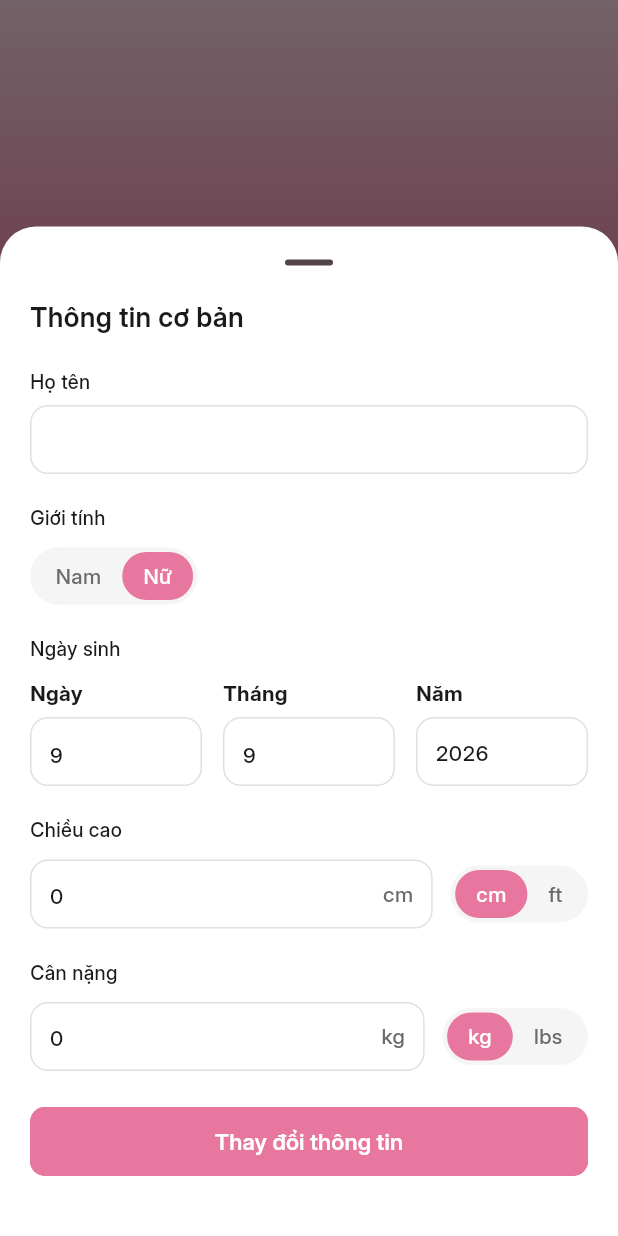
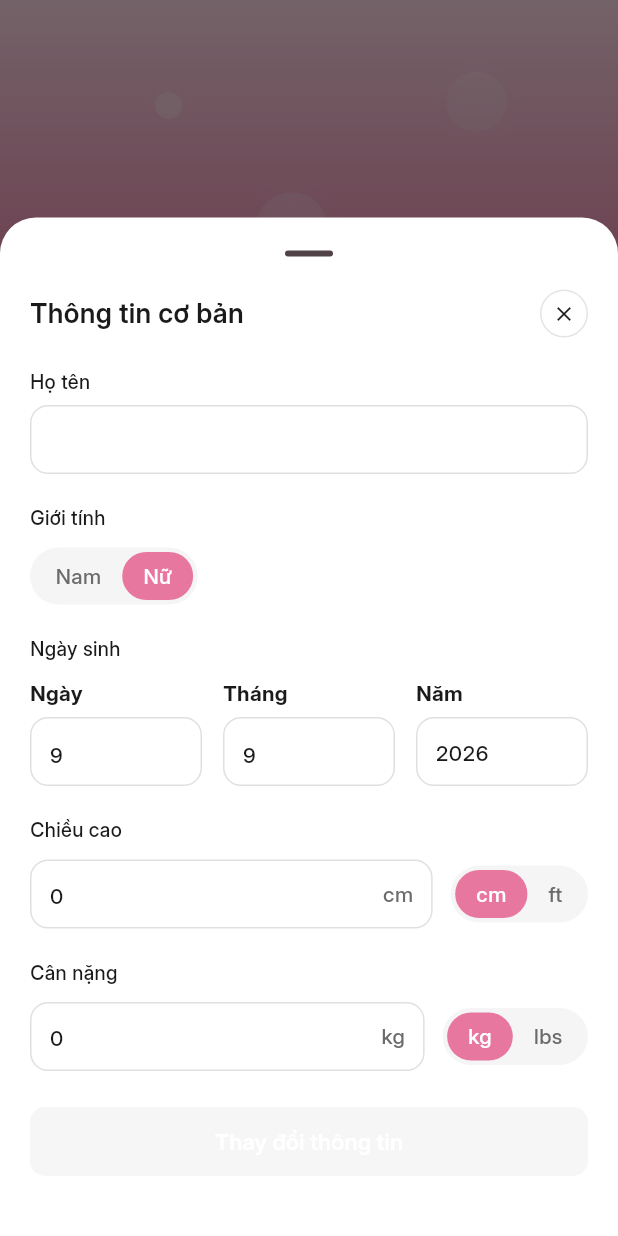
Before and after one commit to huynh-dang187/HealthLife, a Flutter app: the ProfileScreen screen opened directly, after a tap on "Thông tin cơ bản", on a phone screen of 412 x 824 dp. Run offline on Flutter 3.47's test engine with Material 3 defaults, Android fonts, the phone set to English and light mode, and no system bars; our stand-ins replace cached_network_image, cloud_firestore, easy_localization, equatable, firebase_auth, firebase_core and 14 more; missing offline and left inert: liquid_glass_renderer, webfeed_revised; accounts and stored records are empty.

Commit message:
fix and feat: cover blocprovider avoid use multibloc , update animated for banner in profile_screen

```diff
--- a/lib/src/features/profile/presentation/cubit/changeProfile/change_profile_cubit.dart
+++ b/lib/src/features/profile/presentation/cubit/changeProfile/change_profile_cubit.dart
@@ -11,8 +11,39 @@ import 'change_profile_state.dart';
 
 class ChangeProfileCubit extends Cubit<ChangeProfileState> {
   ChangeProfileCubit(this._repository, {UserModel? user})
-    : super(ChangeProfileState.fromUser(user)) {
+    : _initDisplayName = user?.displayName ?? '',
+      _initGender = Gender.values.firstWhere(
+        (g) => g.value == user?.gender,
+        orElse: () => Gender.male,
+      ),
+      _initDob = user?.dateOfBirth,
+      _initHeightCm = user?.height?.round() ?? 160,
+      _initWeightKg = user?.weight ?? 50,
+      super(ChangeProfileState.fromUser(user)) {
     _syncControllers();
+  }
+
+  final String _initDisplayName;
+  final Gender _initGender;
+  final DateTime? _initDob;
+  final int _initHeightCm;
+  final double _initWeightKg;
+
+  /// Có thay đổi nào so với dữ liệu gốc trên Firestore hay không.
+  bool get hasChanges {
+    final dob = buildDate();
+    final sameName = state.displayName.trim() == _initDisplayName.trim();
+    final sameGender = state.gender == _initGender;
+    final sameDob =
+        (dob == null && _initDob == null) ||
+        (dob != null &&
+            _initDob != null &&
+            dob.year == _initDob.year &&
+            dob.month == _initDob.month &&
+            dob.day == _initDob.day);
+    final sameHeight = state.heightCm == _initHeightCm;
+    final sameWeight = (state.weightKg - _initWeightKg).abs() < 0.001;
+    return !(sameName && sameGender && sameDob && sameHeight && sameWeight);
   }
 
   static const double cmPerFt = 30.48;
--- a/lib/src/features/profile/presentation/cubit/profile/profile_screen_cubit.dart
+++ b/lib/src/features/profile/presentation/cubit/profile/profile_screen_cubit.dart
@@ -5,8 +5,36 @@ import 'package:healthlife/src/shared/enums/bloc_status.dart';
 
 import 'profile_screen_state.dart';
 
+/// Một bong bóng trang trí trong banner. Vị trí ngang theo fraction (0..1),
+/// dịch chuyển tại widget dựa trên [duration]/[delay] tính bằng giây.
+class ProfileBubble {
+  const ProfileBubble({
+    required this.x,
+    required this.size,
+    required this.duration,
+    required this.delay,
+    required this.alpha,
+  });
+
+  final double x;
+  final double size;
+  final double duration;
+  final double delay;
+  final double alpha;
+}
+
 class ProfileScreenCubit extends Cubit<ProfileScreenState> {
   ProfileScreenCubit() : super(const ProfileScreenState());
+
+  /// Config bong bóng banner: logic tại đây, widget chỉ render theo thời gian.
+  List<ProfileBubble> get bubbles => const [
+    ProfileBubble(x: 0.12, size: 34, duration: 2, delay: 0, alpha: 0.22),
+    ProfileBubble(x: 0.28, size: 18, duration: 3, delay: 1.2, alpha: 0.3),
+    ProfileBubble(x: 0.45, size: 48, duration: 3, delay: 1.9, alpha: 0.16),
+    ProfileBubble(x: 0.62, size: 22, duration: 4, delay: 2.8, alpha: 0.26),
+    ProfileBubble(x: 0.78, size: 40, duration: 3.5, delay: 0.8, alpha: 0.18),
+    ProfileBubble(x: 0.9, size: 26, duration: 1, delay: 3.4, alpha: 0.24),
+  ];
 
   Future<void> logout() async {
     emit(
--- a/lib/src/features/profile/presentation/pages/profile_screen.dart
+++ b/lib/src/features/profile/presentation/pages/profile_screen.dart
@@ -23,26 +23,6 @@ import 'package:healthlife/src/shared/router/route_names.dart';
 
 class ProfileScreen extends StatelessWidget {
   const ProfileScreen({super.key});
-
-  @override
-  Widget build(BuildContext context) {
-    return BlocProvider<ProfileScreenCubit>(
-      create: (_) => ProfileScreenCubit(),
-      child: BlocListener<ProfileScreenCubit, ProfileScreenState>(
-        listener: (context, state) {
-          if (state.status == BlocStatus.success) {
-            context.read<UserCubit>().clearUser();
-            context.go(RouteNames.signIn);
-          }
-        },
-        child: const _ProfileBody(),
-      ),
-    );
-  }
-}
-
-class _ProfileBody extends StatelessWidget {
-  const _ProfileBody();
 
   Future<void> _confirmLogout(BuildContext context) async {
     final ok = await showDialog<bool>(
@@ -89,10 +69,18 @@ class _ProfileBody extends StatelessWidget {
 
   @override
   Widget build(BuildContext context) {
-    final user = context.watch<UserCubit>().state.user;
-    final status = context.watch<ProfileScreenCubit>().state.status;
-
-    return Scaffold(
+    return BlocProvider<ProfileScreenCubit>(
+      create: (_) => ProfileScreenCubit(),
+      child: Builder(
+        builder: (context) {
+          return BlocListener<ProfileScreenCubit, ProfileScreenState>(
+            listener: (context, state) {
+              if (state.status == BlocStatus.success) {
+                context.read<UserCubit>().clearUser();
+                context.go(RouteNames.signIn);
+              }
+            },
+            child: Scaffold(
               backgroundColor: UIColors.lightBackground,
               body: SingleChildScrollView(
                 physics: const ClampingScrollPhysics(),
@@ -101,10 +89,13 @@ class _ProfileBody extends StatelessWidget {
                   child: Column(
                     crossAxisAlignment: CrossAxisAlignment.start,
                     children: [
-              ProfileHeader(user: user),
+                      ProfileHeader(
+                        user: context.watch<UserCubit>().state.user,
+                      ),
                       24.gap,
                       BlocProvider(
-                create: (_) => DailyTipCubit(DailyTipRepository())..loadTip(),
+                        create: (_) =>
+                            DailyTipCubit(DailyTipRepository())..loadTip(),
                         child: const Padding(
                           padding: EdgeInsets.symmetric(horizontal: 20),
                           child: ProfileTipCard(),
@@ -162,13 +153,22 @@ class _ProfileBody extends StatelessWidget {
                           title: 'Đăng xuất',
                           color: UIColors.pink,
                           height: 40,
-                  enable: status != BlocStatus.loading,
+                          enable:
+                              context
+                                  .watch<ProfileScreenCubit>()
+                                  .state
+                                  .status !=
+                              BlocStatus.loading,
                           onTap: () => _confirmLogout(context),
                         ),
                       ),
                     ],
                   ),
                 ),
+              ),
+            ),
+          );
+        },
       ),
     );
   }
@@ -182,7 +182,7 @@ class _NotificationSwitch extends StatefulWidget {
 }
 
 class _NotificationSwitchState extends State<_NotificationSwitch> {
-  bool _enabled = true;
+  bool _enabled = false;
 
   @override
   Widget build(BuildContext context) {
--- a/lib/src/features/profile/presentation/widgets/changeProfile/change_profile_bottom_sheet.dart
+++ b/lib/src/features/profile/presentation/widgets/changeProfile/change_profile_bottom_sheet.dart
@@ -22,12 +22,13 @@ Future<void> showChangeProfileSheet(BuildContext context) async {
   await showModalBottomSheet<void>(
     context: context,
     isScrollControlled: true,
+    isDismissible: true,
     showDragHandle: true,
     backgroundColor: Theme.of(context).scaffoldBackgroundColor,
     shape: const RoundedRectangleBorder(
       borderRadius: BorderRadius.vertical(top: Radius.circular(24)),
     ),
-    builder: (ctx) => BlocProvider(
+    builder: (_) => BlocProvider(
       create: (_) => ChangeProfileCubit(ProfileRepository(), user: user),
       child: const _ChangeProfileSheet(),
     ),
@@ -75,12 +76,43 @@ class _ChangeProfileSheet extends StatelessWidget {
               20,
               0,
               20,
-              context.paddingBottomForButton + 16,
+              context.paddingBottomForButton +
+                  MediaQuery.viewInsetsOf(context).bottom +
+                  16,
             ),
             child: Column(
               crossAxisAlignment: CrossAxisAlignment.start,
               children: [
-                AppText.semiBold('Thông tin cơ bản', fontSize: 18),
+                Row(
+                  children: [
+                    Expanded(
+                      child: AppText.semiBold(
+                        'Thông tin cơ bản',
+                        fontSize: 18,
+                      ),
+                    ),
+                    GestureDetector(
+                      behavior: HitTestBehavior.opaque,
+                      onTap: () => Navigator.of(context).pop(),
+                      child: Container(
+                        width: 32,
+                        height: 32,
+                        decoration: BoxDecoration(
+                          shape: BoxShape.circle,
+                          border: Border.all(
+                            color: UIColors.black.withValues(alpha: 0.12),
+                          ),
+                        ),
+                        alignment: Alignment.center,
+                        child: Icon(
+                          Icons.close,
+                          size: 16,
+                          color: UIColors.black,
+                        ),
+                      ),
+                    ),
+                  ],
+                ),
                 20.gap,
                 AppText.medium('Họ tên', fontSize: 13),
                 6.gap,
@@ -200,7 +232,7 @@ class _ChangeProfileSheet extends StatelessWidget {
                   height: 46,
                   width: double.infinity,
                   color: UIColors.pink,
-                  enable: !isSaving,
+                  enable: !isSaving && cubit.hasChanges,
                   titleWidget: isSaving
                       ? const SizedBox(
                           width: 20,
--- a/lib/src/features/profile/presentation/widgets/profile/profile_banner.dart
+++ b/lib/src/features/profile/presentation/widgets/profile/profile_banner.dart
@@ -1,16 +1,48 @@
+import 'dart:math' as math;
+
 import 'package:flutter/material.dart';
+import 'package:flutter_bloc/flutter_bloc.dart';
 import 'package:healthlife/src/common/constants/colors.dart';
+import 'package:healthlife/src/features/profile/presentation/cubit/profile/profile_screen_cubit.dart';
 
-class ProfileBanner extends StatelessWidget {
+class ProfileBanner extends StatefulWidget {
   const ProfileBanner({super.key, this.height = 240});
 
   final double height;
 
   @override
+  State<ProfileBanner> createState() => _ProfileBannerState();
+}
+
+class _ProfileBannerState extends State<ProfileBanner>
+    with SingleTickerProviderStateMixin {
+  late final List<ProfileBubble> _bubbles;
+  late final double _period;
+  late final AnimationController _controller;
+
+  @override
+  void initState() {
+    super.initState();
+    _bubbles = context.read<ProfileScreenCubit>().bubbles;
+    _period = _bubbles.fold(0.0, (m, b) => math.max(m, b.delay + b.duration));
+    _controller = AnimationController(
+      vsync: this,
+      duration: Duration(milliseconds: (_period * 1000).round()),
+    )..repeat();
+  }
+
+  @override
+  void dispose() {
+    _controller.dispose();
+    super.dispose();
+  }
+
+  @override
   Widget build(BuildContext context) {
     return Container(
       width: double.infinity,
-      height: height,
+      height: widget.height,
+      clipBehavior: Clip.hardEdge,
       decoration: const BoxDecoration(
         gradient: LinearGradient(
           begin: Alignment.topCenter,
@@ -18,6 +50,68 @@ class ProfileBanner extends StatelessWidget {
           colors: [UIColors.pinkLight, UIColors.pink],
         ),
       ),
+      child: AnimatedBuilder(
+        animation: _controller,
+        builder: (context, _) {
+          final t = _controller.value;
+          final w = MediaQuery.sizeOf(context).width;
+          final h = widget.height;
+          return Stack(
+            children: [
+              for (final b in _bubbles)
+                _BubbleTile(bubble: b, t: t, period: _period, w: w, h: h),
+            ],
+          );
+        },
+      ),
     );
   }
 }
+
+class _BubbleTile extends StatelessWidget {
+  const _BubbleTile({
+    required this.bubble,
+    required this.t,
+    required this.period,
+    required this.w,
+    required this.h,
+  });
+
+  final ProfileBubble bubble;
+  final double t;
+  final double period;
+  final double w;
+  final double h;
+
+  @override
+  Widget build(BuildContext context) {
+    final local = ((t * period) - bubble.delay) / bubble.duration;
+    final p = local.clamp(0.0, 1.0);
+    if (local < 0 || p >= 1) return const SizedBox.shrink();
+
+    final size = bubble.size;
+    final y = h + size - p * (h + size * 2);
+    final x =
+        (bubble.x * w - size / 2) +
+        math.sin(p * math.pi * 1.5) * 12;
+    final opacity = bubble.alpha * math.sin(p * math.pi);
+
+    return Positioned(
+      left: x,
+      top: y,
+      child: DecoratedBox(
+        decoration: BoxDecoration(
+          color: Colors.white.withValues(alpha: opacity),
+          shape: BoxShape.circle,
+          boxShadow: [
+            BoxShadow(
+              color: Colors.white.withValues(alpha: opacity * 0.4),
+              blurRadius: size / 3,
+            ),
+          ],
+        ),
+        child: SizedBox(width: size, height: size),
+      ),
+    );
+  }
+}
```
Lines whose indentation alone changed are shown as unchanged.
